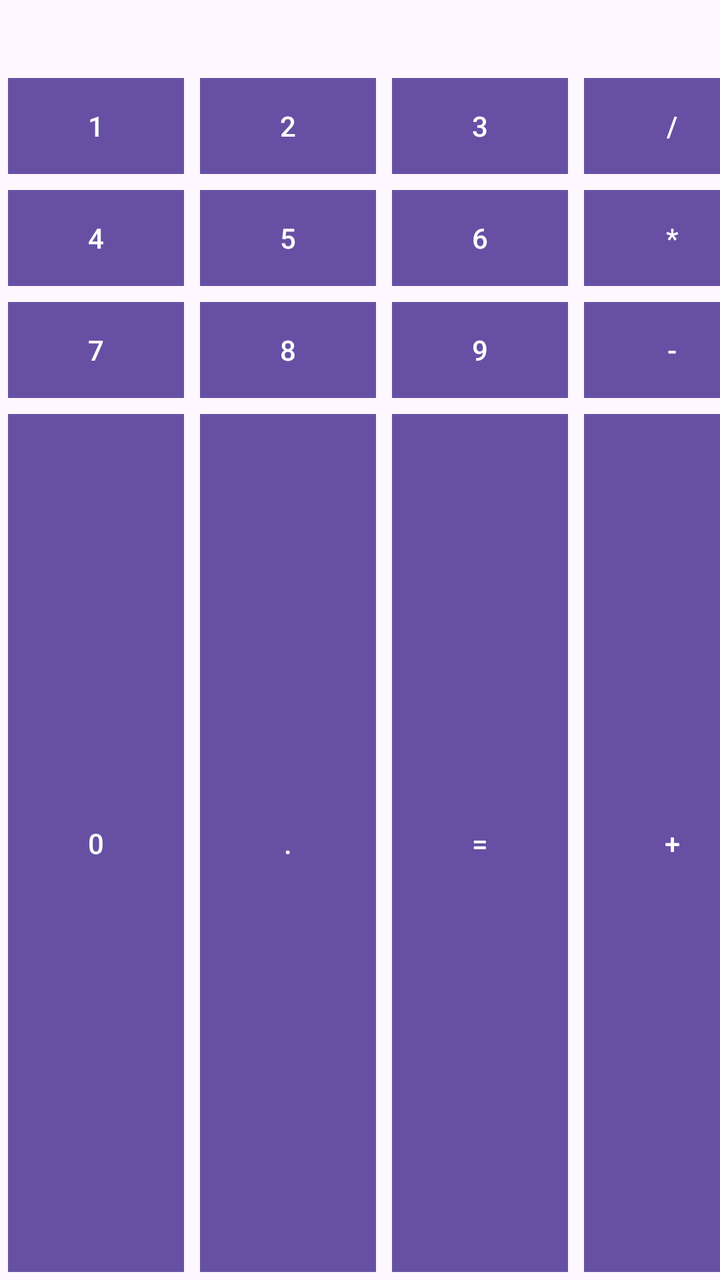
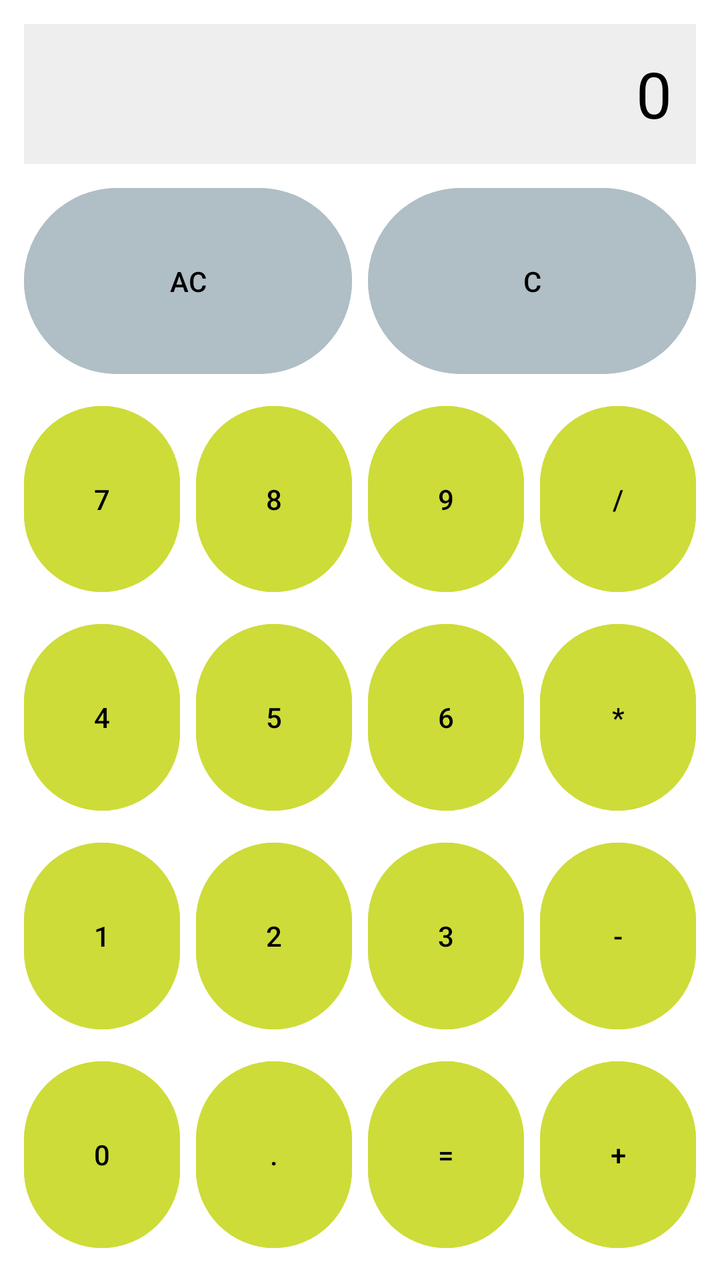

The first picture is an Android layout as it rendered before a commit; the second is the same layout after the commit. The layout source and the unified diff follow.
<!-- AndroidManifest.xml: application theme Theme.Tema3android -->
<!-- res/layout/grid_layout_ejercicio.xml -->
<?xml version="1.0" encoding="utf-8"?>
<GridLayout xmlns:android="http://schemas.android.com/apk/res/android"
    xmlns:tools="http://schemas.android.com/tools"
    android:layout_width="wrap_content"
    android:layout_height="wrap_content"
    android:layout_gravity="center"
    android:columnCount="4"
    android:orientation="horizontal"
    android:rowCount="4"
    android:useDefaultMargins="true">
    <TextView
    android:layout_width="wrap_content"
    android:layout_height="wrap_content"
    android:layout_columnSpan="4"
    android:layout_gravity="fill"
    android:gravity="right"
    android:text="0"
    android:textSize="20sp" />
    <Button
        android:layout_width="wrap_content"
        android:layout_height="wrap_content"
        android:background="#CDDC39"
        android:text="1"
        tools:ignore="HardcodedText" />

    <Button
        android:layout_width="wrap_content"
        android:layout_height="wrap_content"
        android:background="#CDDC39"
        android:layout_rowSpan="1"
        android:layout_gravity="fill"
        android:text="2" />

    <Button
        android:layout_width="wrap_content"
        android:layout_height="wrap_content"
        android:background="#CDDC39"
        android:text="3" />

    <Button
        android:layout_width="wrap_content"
        android:layout_height="wrap_content"
        android:background="#CDDC39"
        android:text="/" />

    <Button
        android:layout_width="wrap_content"
        android:layout_height="wrap_content"
        android:background="#CDDC39"
        android:text="4" />

    <Button
        android:layout_width="wrap_content"
        android:layout_height="wrap_content"
        android:layout_columnSpan="1"
        android:layout_gravity="fill"
        android:background="#CDDC39"
        android:text="5" />
    <Button
        android:layout_width="wrap_content"
        android:layout_height="wrap_content"
        android:layout_columnSpan="1"
        android:layout_gravity="fill"
        android:background="#CDDC39"
        android:text="6" />
    <Button
        android:layout_width="wrap_content"
        android:layout_height="wrap_content"
        android:layout_columnSpan="1"
        android:layout_gravity="fill"
        android:background="#CDDC39"
        android:text="*" />
    <Button
        android:layout_width="wrap_content"
        android:layout_height="wrap_content"
        android:layout_columnSpan="1"
        android:layout_gravity="fill"
        android:background="#CDDC39"
        android:text="7" />
    <Button
        android:layout_width="wrap_content"
        android:layout_height="wrap_content"
        android:layout_columnSpan="1"
        android:layout_gravity="fill"
        android:background="#CDDC39"
        android:text="8" />
    <Button
        android:layout_width="wrap_content"
        android:layout_height="wrap_content"
        android:layout_columnSpan="1"
        android:layout_gravity="fill"
        android:background="#CDDC39"
        android:text="9" />
    <Button
        android:layout_width="wrap_content"
        android:layout_height="wrap_content"
        android:layout_columnSpan="1"
        android:layout_gravity="fill"
        android:background="#CDDC39"
        android:text="-" />
    <Button
        android:layout_width="wrap_content"
        android:layout_height="wrap_content"
        android:layout_columnSpan="1"
        android:layout_gravity="fill"
        android:background="#CDDC39"
        android:text="0" />
    <Button
        android:layout_width="wrap_content"
        android:layout_height="wrap_content"
        android:layout_columnSpan="1"
        android:layout_gravity="fill"
        android:background="#CDDC39"
        android:text="." />
    <Button
        android:layout_width="wrap_content"
        android:layout_height="wrap_content"
        android:layout_columnSpan="1"
        android:layout_gravity="fill"
        android:background="#CDDC39"
        android:text="=" />
    <Button
        android:layout_width="wrap_content"
        android:layout_height="wrap_content"
        android:layout_columnSpan="1"
        android:layout_gravity="fill"
        android:background="#CDDC39"
        android:text="+" />


</GridLayout>
<!-- resources referenced by this layout -->
<resources>
  <style name="Theme.Tema3android" parent="Base.Theme.Tema3android" />
  <style name="Base.Theme.Tema3android" parent="Theme.Material3.DayNight.NoActionBar">
          
          
      </style>
</resources>

<!-- the commit's change to res/layout/grid_layout_ejercicio.xml (unified diff, before → after) -->
@@ -1,131 +1,211 @@
 <?xml version="1.0" encoding="utf-8"?>
 <GridLayout xmlns:android="http://schemas.android.com/apk/res/android"
-    xmlns:tools="http://schemas.android.com/tools"
-    android:layout_width="wrap_content"
-    android:layout_height="wrap_content"
-    android:layout_gravity="center"
+    android:layout_width="match_parent"
+    android:layout_height="match_parent"
     android:columnCount="4"
-    android:orientation="horizontal"
-    android:rowCount="4"
+    android:rowCount="6"
+    android:padding="8dp"
+    android:background="#FFFFFF"
     android:useDefaultMargins="true">
+
+    
     <TextView
-    android:layout_width="wrap_content"
-    android:layout_height="wrap_content"
-    android:layout_columnSpan="4"
-    android:layout_gravity="fill"
-    android:gravity="right"
-    android:text="0"
-    android:textSize="20sp" />
-    <Button
-        android:layout_width="wrap_content"
-        android:layout_height="wrap_content"
-        android:background="#CDDC39"
-        android:text="1"
-        tools:ignore="HardcodedText" />
-
-    <Button
-        android:layout_width="wrap_content"
-        android:layout_height="wrap_content"
-        android:background="#CDDC39"
-        android:layout_rowSpan="1"
-        android:layout_gravity="fill"
+        android:id="@+id/pantalla"
+        android:layout_width="match_parent"
+        android:layout_height="70dp"
+        android:layout_columnSpan="4"
+        android:gravity="end|center_vertical"
+        android:padding="12dp"
+        android:background="#EEEEEE"
+        android:text="0"
+        android:textColor="#000000"
+        android:textSize="32sp" />
+
+    
+    <Button
+        android:id="@+id/miBotonac"
+        android:layout_width="0dp"
+        android:layout_height="0dp"
+        android:layout_columnWeight="1"
+        android:layout_rowWeight="1"
+        android:layout_columnSpan="2"
+        android:backgroundTint="#B0BEC5"
+        android:textColor="#000000"
+        android:text="AC" />
+
+    <Button
+        android:id="@+id/miBotonc"
+        android:layout_width="0dp"
+        android:layout_height="0dp"
+        android:layout_columnWeight="1"
+        android:layout_rowWeight="1"
+        android:layout_columnSpan="2"
+        android:backgroundTint="#B0BEC5"
+        android:textColor="#000000"
+        android:text="C" />
+
+    
+    <Button
+        android:id="@+id/miBoton7"
+        android:layout_width="0dp"
+        android:layout_height="0dp"
+        android:layout_columnWeight="1"
+        android:layout_rowWeight="1"
+        android:backgroundTint="#CDDC39"
+        android:textColor="#000000"
+        android:text="7" />
+
+    <Button
+        android:id="@+id/miBoton8"
+        android:layout_width="0dp"
+        android:layout_height="0dp"
+        android:layout_columnWeight="1"
+        android:layout_rowWeight="1"
+        android:backgroundTint="#CDDC39"
+        android:textColor="#000000"
+        android:text="8" />
+
+    <Button
+        android:id="@+id/miBoton9"
+        android:layout_width="0dp"
+        android:layout_height="0dp"
+        android:layout_columnWeight="1"
+        android:layout_rowWeight="1"
+        android:backgroundTint="#CDDC39"
+        android:textColor="#000000"
+        android:text="9" />
+
+    <Button
+        android:id="@+id/miBotondiv"
+        android:layout_width="0dp"
+        android:layout_height="0dp"
+        android:layout_columnWeight="1"
+        android:layout_rowWeight="1"
+        android:backgroundTint="#CDDC39"
+        android:textColor="#000000"
+        android:text="/" />
+
+    
+    <Button
+        android:id="@+id/miBoton4"
+        android:layout_width="0dp"
+        android:layout_height="0dp"
+        android:layout_columnWeight="1"
+        android:layout_rowWeight="1"
+        android:backgroundTint="#CDDC39"
+        android:textColor="#000000"
+        android:text="4" />
+
+    <Button
+        android:id="@+id/miBoton5"
+        android:layout_width="0dp"
+        android:layout_height="0dp"
+        android:layout_columnWeight="1"
+        android:layout_rowWeight="1"
+        android:backgroundTint="#CDDC39"
+        android:textColor="#000000"
+        android:text="5" />
+
+    <Button
+        android:id="@+id/miBoton6"
+        android:layout_width="0dp"
+        android:layout_height="0dp"
+        android:layout_columnWeight="1"
+        android:layout_rowWeight="1"
+        android:backgroundTint="#CDDC39"
+        android:textColor="#000000"
+        android:text="6" />
+
+    <Button
+        android:id="@+id/miBotonmult"
+        android:layout_width="0dp"
+        android:layout_height="0dp"
+        android:layout_columnWeight="1"
+        android:layout_rowWeight="1"
+        android:backgroundTint="#CDDC39"
+        android:textColor="#000000"
+        android:text="*" />
+
+    
+    <Button
+        android:id="@+id/miBoton1"
+        android:layout_width="0dp"
+        android:layout_height="0dp"
+        android:layout_columnWeight="1"
+        android:layout_rowWeight="1"
+        android:backgroundTint="#CDDC39"
+        android:textColor="#000000"
+        android:text="1" />
+
+    <Button
+        android:id="@+id/miBoton2"
+        android:layout_width="0dp"
+        android:layout_height="0dp"
+        android:layout_columnWeight="1"
+        android:layout_rowWeight="1"
+        android:backgroundTint="#CDDC39"
+        android:textColor="#000000"
         android:text="2" />
 
     <Button
-        android:layout_width="wrap_content"
-        android:layout_height="wrap_content"
-        android:background="#CDDC39"
+        android:id="@+id/miBoton3"
+        android:layout_width="0dp"
+        android:layout_height="0dp"
+        android:layout_columnWeight="1"
+        android:layout_rowWeight="1"
+        android:backgroundTint="#CDDC39"
+        android:textColor="#000000"
         android:text="3" />
 
     <Button
-        android:layout_width="wrap_content"
-        android:layout_height="wrap_content"
-        android:background="#CDDC39"
-        android:text="/" />
-
-    <Button
-        android:layout_width="wrap_content"
-        android:layout_height="wrap_content"
-        android:background="#CDDC39"
-        android:text="4" />
-
-    <Button
-        android:layout_width="wrap_content"
-        android:layout_height="wrap_content"
-        android:layout_columnSpan="1"
-        android:layout_gravity="fill"
-        android:background="#CDDC39"
-        android:text="5" />
-    <Button
-        android:layout_width="wrap_content"
-        android:layout_height="wrap_content"
-        android:layout_columnSpan="1"
-        android:layout_gravity="fill"
-        android:background="#CDDC39"
-        android:text="6" />
-    <Button
-        android:layout_width="wrap_content"
-        android:layout_height="wrap_content"
-        android:layout_columnSpan="1"
-        android:layout_gravity="fill"
-        android:background="#CDDC39"
-        android:text="*" />
-    <Button
-        android:layout_width="wrap_content"
-        android:layout_height="wrap_content"
-        android:layout_columnSpan="1"
-        android:layout_gravity="fill"
-        android:background="#CDDC39"
-        android:text="7" />
-    <Button
-        android:layout_width="wrap_content"
-        android:layout_height="wrap_content"
-        android:layout_columnSpan="1"
-        android:layout_gravity="fill"
-        android:background="#CDDC39"
-        android:text="8" />
-    <Button
-        android:layout_width="wrap_content"
-        android:layout_height="wrap_content"
-        android:layout_columnSpan="1"
-        android:layout_gravity="fill"
-        android:background="#CDDC39"
-        android:text="9" />
-    <Button
-        android:layout_width="wrap_content"
-        android:layout_height="wrap_content"
-        android:layout_columnSpan="1"
-        android:layout_gravity="fill"
-        android:background="#CDDC39"
+        android:id="@+id/miBotonresta"
+        android:layout_width="0dp"
+        android:layout_height="0dp"
+        android:layout_columnWeight="1"
+        android:layout_rowWeight="1"
+        android:backgroundTint="#CDDC39"
+        android:textColor="#000000"
         android:text="-" />
-    <Button
-        android:layout_width="wrap_content"
-        android:layout_height="wrap_content"
-        android:layout_columnSpan="1"
-        android:layout_gravity="fill"
-        android:background="#CDDC39"
+
+    
+    <Button
+        android:id="@+id/miBoton0"
+        android:layout_width="0dp"
+        android:layout_height="0dp"
+        android:layout_columnWeight="1"
+        android:layout_rowWeight="1"
+        android:backgroundTint="#CDDC39"
+        android:textColor="#000000"
         android:text="0" />
-    <Button
-        android:layout_width="wrap_content"
-        android:layout_height="wrap_content"
-        android:layout_columnSpan="1"
-        android:layout_gravity="fill"
-        android:background="#CDDC39"
+
+    <Button
+        android:id="@+id/miBotonpunto"
+        android:layout_width="0dp"
+        android:layout_height="0dp"
+        android:layout_columnWeight="1"
+        android:layout_rowWeight="1"
+        android:backgroundTint="#CDDC39"
+        android:textColor="#000000"
         android:text="." />
-    <Button
-        android:layout_width="wrap_content"
-        android:layout_height="wrap_content"
-        android:layout_columnSpan="1"
-        android:layout_gravity="fill"
-        android:background="#CDDC39"
+
+    <Button
+        android:id="@+id/miBotonigual"
+        android:layout_width="0dp"
+        android:layout_height="0dp"
+        android:layout_columnWeight="1"
+        android:layout_rowWeight="1"
+        android:backgroundTint="#CDDC39"
+        android:textColor="#000000"
         android:text="=" />
-    <Button
-        android:layout_width="wrap_content"
-        android:layout_height="wrap_content"
-        android:layout_columnSpan="1"
-        android:layout_gravity="fill"
-        android:background="#CDDC39"
+
+    <Button
+        android:id="@+id/miBotonsuma"
+        android:layout_width="0dp"
+        android:layout_height="0dp"
+        android:layout_columnWeight="1"
+        android:layout_rowWeight="1"
+        android:backgroundTint="#CDDC39"
+        android:textColor="#000000"
         android:text="+" />
 
-
 </GridLayout>
